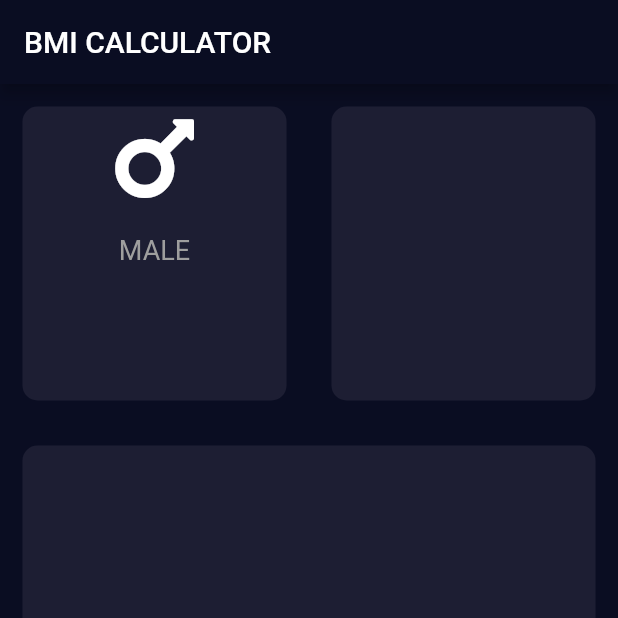
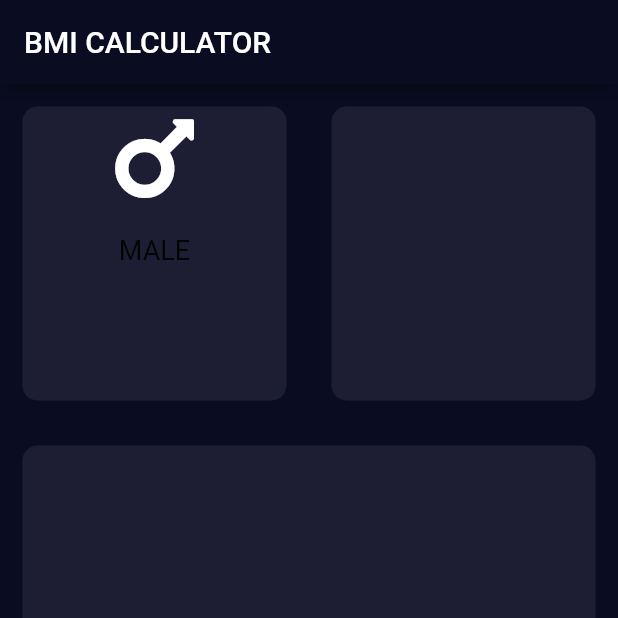
Before and after one commit to sfaxioussama1/appbmi_sfaxioussama, a Flutter app: the screen it shows after launch, on a phone screen of 412 x 824 dp, the top half of it. Run offline on Flutter 3.47's test engine with Material 2 defaults, Android fonts, the phone set to English and light mode, and no system bars; our stand-ins replace font_awesome_flutter.

```diff
--- a/lib/pages/home_page.dart
+++ b/lib/pages/home_page.dart
@@ -55,7 +55,7 @@ class _MyHomePageState extends State<MyHomePage> {
                     ),
                     Text('MALE', style: TextStyle(
                       fontSize: 18.0,
-                      color: Colors.grey
+
 
                     ))
                   ],
```
